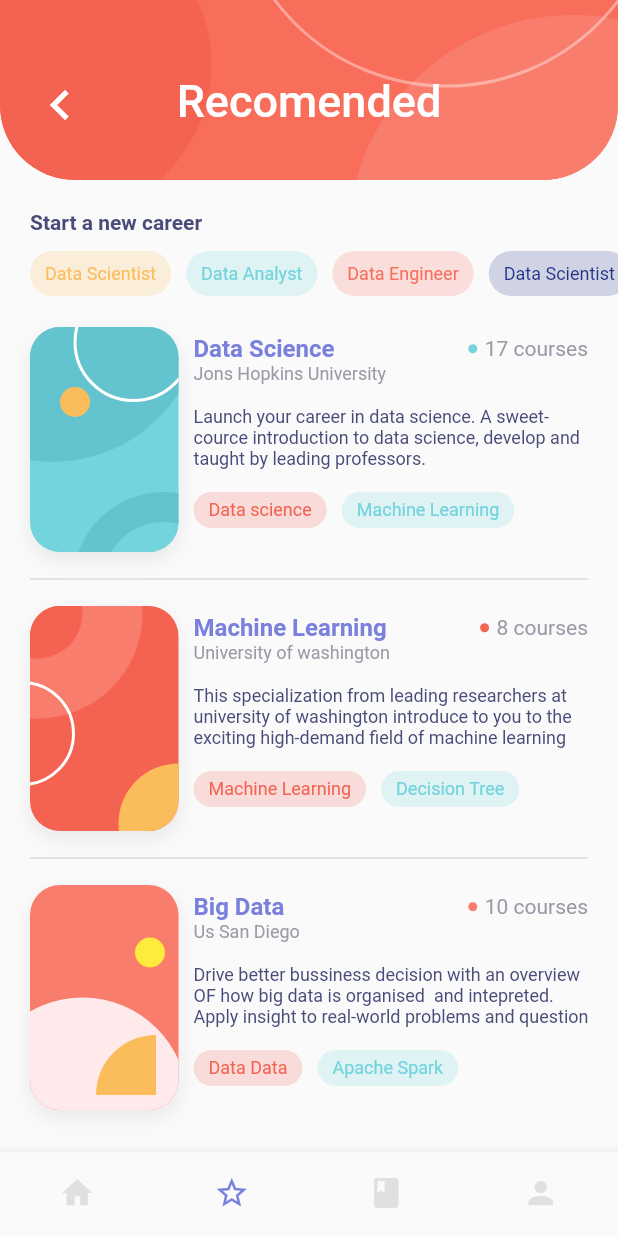
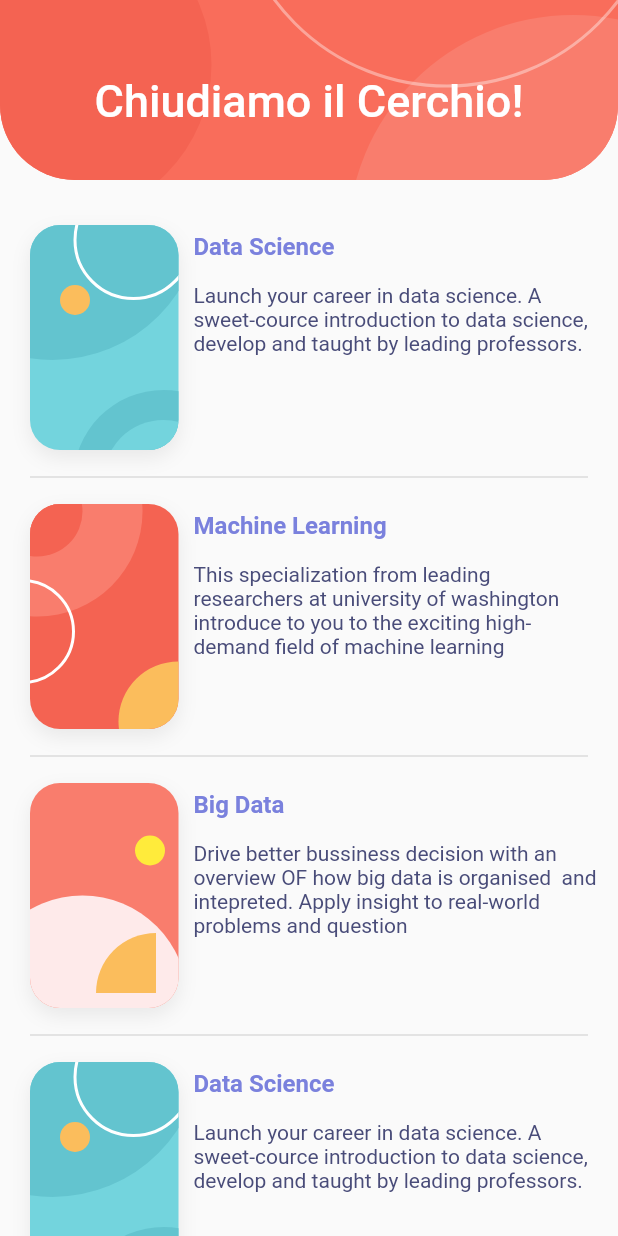
Before and after one commit to adic-umbria/chiudiamo-il-cerchio-flutter, a Flutter app: the screen it shows after launch, on a phone screen of 412 x 824 dp. Run offline on Flutter 3.47's test engine with Material 2 defaults, Android fonts, the phone set to English and light mode, and no system bars; our stand-ins replace equatable.

Commit message:
Integrate splitted widgets into the AppMain

```diff
--- a/lib/helpers/courseModel.dart
+++ /dev/null
@@ -1,45 +0,0 @@
-class CourseModel {
-  String name;
-  String description;
-  String university;
-  String noOfCource;
-  String tag1;
-  String tag2;
-
-  CourseModel(
-      {this.name,
-      this.description,
-      this.noOfCource,
-      this.university,
-      this.tag1,
-      this.tag2});
-}
-
-class CourseList {
-  static List<CourseModel> list = [
-    CourseModel(
-        name: "Data Science",
-        description:
-            "Launch your career in data science. A sweet-cource introduction to data science, develop and taught by leading professors.",
-        university: "Jons Hopkins University",
-        noOfCource: "17 courses",
-        tag1: "Data science",
-        tag2: "Machine Learning"),
-    CourseModel(
-        name: "Machine Learning",
-        description:
-            "This specialization from leading researchers at university of washington introduce to you to the exciting high-demand field of machine learning ",
-        university: "University of washington",
-        noOfCource: "8 courses",
-        tag1: "Machine Learning",
-        tag2: "Decision Tree"),
-    CourseModel(
-        name: "Big Data",
-        description:
-            "Drive better bussiness decision with an overview OF how big data is organised  and intepreted. Apply insight to real-world problems and question",
-        university: "Us San Diego",
-        noOfCource: "10 courses",
-        tag1: "Data Data",
-        tag2: "Apache Spark"),
-  ];
-}
--- /dev/null
+++ b/lib/helpers/pages_fixtures.dart
@@ -0,0 +1,36 @@
+import '../models/page.dart';
+
+class CourseList {
+  static List<Page> lists = [
+    Page(
+      title: "Data Science",
+      description:
+          "Launch your career in data science. A sweet-cource introduction to data science, develop and taught by leading professors.",
+    ),
+    Page(
+      title: "Machine Learning",
+      description:
+          "This specialization from leading researchers at university of washington introduce to you to the exciting high-demand field of machine learning ",
+    ),
+    Page(
+      title: "Big Data",
+      description:
+          "Drive better bussiness decision with an overview OF how big data is organised  and intepreted. Apply insight to real-world problems and question",
+    ),
+    Page(
+      title: "Data Science",
+      description:
+          "Launch your career in data science. A sweet-cource introduction to data science, develop and taught by leading professors.",
+    ),
+    Page(
+      title: "Machine Learning",
+      description:
+          "This specialization from leading researchers at university of washington introduce to you to the exciting high-demand field of machine learning ",
+    ),
+    Page(
+      title: "Big Data",
+      description:
+          "Drive better bussiness decision with an overview OF how big data is organised  and intepreted. Apply insight to real-world problems and question",
+    ),
+  ];
+}
--- a/lib/helpers/quad_clipper.dart
+++ /dev/null
@@ -1,14 +0,0 @@
-import 'package:flutter/material.dart';
-
-class QuadClipper extends CustomClipper<Rect> {
-  @override
-  Rect getClip(Size size) {
-    Rect rect = Rect.fromLTRB(0.0, 0.0, size.width / 2, size.height / 2);
-    return rect;
-  }
-
-  @override
-  bool shouldReclip(CustomClipper<Rect> oldClipper) {
-    return true;
-  }
-}
--- a/lib/main.dart
+++ b/lib/main.dart
@@ -1,4 +1,17 @@
-import 'package:chiudiamo_il_cerchio/screens/home.dart';
 import 'package:flutter/material.dart';
 
-void main() => runApp(HomeScreen());
+import './screens/home.dart';
+
+void main() => runApp(AppMain());
+
+class AppMain extends StatelessWidget {
+  @override
+  Widget build(BuildContext context) {
+    return MaterialApp(
+      title: 'Chiudiamo il cerchio!',
+      home: Scaffold(
+        body: HomeScreen(),
+      ),
+    );
+  }
+}
--- a/lib/screens/home.dart
+++ b/lib/screens/home.dart
@@ -1,12 +1,28 @@
-import 'package:chiudiamo_il_cerchio/screens/recomended_page.dart';
 import 'package:flutter/material.dart';
+
+import '../helpers/pages_fixtures.dart';
+import '../widgets/app_bar.dart';
+import '../widgets/page_list.dart';
 
 class HomeScreen extends StatelessWidget {
   @override
   Widget build(BuildContext context) {
-    return MaterialApp(
-      title: 'Chiudiamo il cerchio!',
-      home: RecomendedPage(),
+    return SingleChildScrollView(
+      child: Container(
+        child: Column(
+          children: <Widget>[
+            CustomAppBar(
+              title: "Chiudiamo il Cerchio!",
+              width: MediaQuery.of(context).size.width,
+            ),
+            SizedBox(height: 20),
+            PageList(
+              width: MediaQuery.of(context).size.width,
+              pages: CourseList.lists,
+            ),
+          ],
+        ),
+      ),
     );
   }
 }
--- a/lib/screens/recomended_page.dart
+++ /dev/null
@@ -1,360 +0,0 @@
-import 'package:chiudiamo_il_cerchio/screens/home.dart';
-import 'package:flutter/material.dart';
-
-import '../helpers/courseModel.dart';
-import '../helpers/quad_clipper.dart';
-import '../theme/color/light_color.dart';
-import '../theme/theme.dart';
-
-class RecomendedPage extends StatelessWidget {
-  RecomendedPage({Key key}) : super(key: key);
-
-  double width;
-
-  Widget _header(BuildContext context) {
-    var width = MediaQuery.of(context).size.width;
-    return ClipRRect(
-      borderRadius: BorderRadius.only(bottomLeft: Radius.circular(50), bottomRight: Radius.circular(50)),
-      child: Container(
-          height: 120,
-          width: width,
-          decoration: BoxDecoration(
-            color: LightColor.orange,
-          ),
-          child: Stack(
-            fit: StackFit.expand,
-            alignment: Alignment.center,
-            children: <Widget>[
-              Positioned(top: 10, right: -120, child: _circularContainer(300, LightColor.lightOrange2)),
-              Positioned(top: -60, left: -65, child: _circularContainer(width * .5, LightColor.darkOrange)),
-              Positioned(
-                  top: -230,
-                  right: -30,
-                  child: _circularContainer(width * .7, Colors.transparent, borderColor: Colors.white38)),
-              Positioned(
-                  top: 50,
-                  left: 0,
-                  child: Container(
-                      width: width,
-                      padding: EdgeInsets.symmetric(horizontal: 20),
-                      child: Stack(
-                        children: <Widget>[
-                          Icon(
-                            Icons.keyboard_arrow_left,
-                            color: Colors.white,
-                            size: 40,
-                          ),
-                          Align(
-                              alignment: Alignment.center,
-                              child: Text(
-                                "Recomended",
-                                style: TextStyle(color: Colors.white, fontSize: 30, fontWeight: FontWeight.w500),
-                              ))
-                        ],
-                      ))),
-            ],
-          )),
-    );
-  }
-
-  Widget _circularContainer(double height, Color color,
-      {Color borderColor = Colors.transparent, double borderWidth = 2}) {
-    return Container(
-      height: height,
-      width: height,
-      decoration: BoxDecoration(
-        shape: BoxShape.circle,
-        color: color,
-        border: Border.all(color: borderColor, width: borderWidth),
-      ),
-    );
-  }
-
-  Widget _categoryRow(String title) {
-    return Container(
-      // margin: EdgeInsets.symmetric(horizontal: 20),
-      height: 68,
-      child: Column(
-        crossAxisAlignment: CrossAxisAlignment.start,
-        mainAxisAlignment: MainAxisAlignment.spaceBetween,
-        children: <Widget>[
-          Padding(
-            padding: EdgeInsets.symmetric(horizontal: 20),
-            child: Text(
-              title,
-              style: TextStyle(color: LightColor.extraDarkPurple, fontWeight: FontWeight.bold),
-            ),
-          ),
-          SizedBox(
-            height: 10,
-          ),
-          Container(
-              width: width,
-              height: 30,
-              child: ListView(
-                scrollDirection: Axis.horizontal,
-                children: <Widget>[
-                  SizedBox(width: 20),
-                  _chip("Data Scientist", LightColor.yellow, height: 5),
-                  SizedBox(width: 10),
-                  _chip("Data Analyst", LightColor.seeBlue, height: 5),
-                  SizedBox(width: 10),
-                  _chip("Data Engineer", LightColor.orange, height: 5),
-                  SizedBox(width: 10),
-                  _chip("Data Scientist", LightColor.lightBlue, height: 5),
-                ],
-              )),
-          SizedBox(height: 10)
-        ],
-      ),
-    );
-  }
-
-  Widget _courseList() {
-    return SingleChildScrollView(
-      scrollDirection: Axis.vertical,
-      child: Container(
-        child: Column(
-          mainAxisAlignment: MainAxisAlignment.start,
-          children: <Widget>[
-            _courceInfo(CourseList.list[0], _decorationContainerA(Colors.redAccent, -110, -85),
-                background: LightColor.seeBlue),
-            Divider(
-              thickness: 1,
-              endIndent: 20,
-              indent: 20,
-            ),
-            _courceInfo(CourseList.list[1], _decorationContainerB(), background: LightColor.darkOrange),
-            Divider(
-              thickness: 1,
-              endIndent: 20,
-              indent: 20,
-            ),
-            _courceInfo(CourseList.list[2], _decorationContainerC(), background: LightColor.lightOrange2),
-          ],
-        ),
-      ),
-    );
-  }
-
-  Widget _card({Color primaryColor = Colors.redAccent, String imgPath, Widget backWidget}) {
-    return Container(
-        height: 190,
-        width: width * .34,
-        margin: EdgeInsets.symmetric(horizontal: 10, vertical: 10),
-        decoration: BoxDecoration(
-            color: primaryColor,
-            borderRadius: BorderRadius.all(Radius.circular(20)),
-            boxShadow: <BoxShadow>[BoxShadow(offset: Offset(0, 5), blurRadius: 10, color: Color(0x12000000))]),
-        child: ClipRRect(
-          borderRadius: BorderRadius.all(Radius.circular(20)),
-          child: backWidget,
-        ));
-  }
-
-  Widget _courceInfo(CourseModel model, Widget decoration, {Color background}) {
-    return Container(
-        height: 170,
-        width: width - 20,
-        child: Row(
-          children: <Widget>[
-            AspectRatio(
-              aspectRatio: .7,
-              child: _card(primaryColor: background, backWidget: decoration),
-            ),
-            Expanded(
-                child: Column(
-              crossAxisAlignment: CrossAxisAlignment.start,
-              children: <Widget>[
-                SizedBox(height: 15),
-                Container(
-                  child: Row(
-                    mainAxisSize: MainAxisSize.max,
-                    children: <Widget>[
-                      Expanded(
-                        child: Text(model.name,
-                            style: TextStyle(color: LightColor.purple, fontSize: 16, fontWeight: FontWeight.bold)),
-                      ),
-                      CircleAvatar(
-                        radius: 3,
-                        backgroundColor: background,
-                      ),
-                      SizedBox(
-                        width: 5,
-                      ),
-                      Text(model.noOfCource,
-                          style: TextStyle(
-                            color: LightColor.grey,
-                            fontSize: 14,
-                          )),
-                      SizedBox(width: 10)
-                    ],
-                  ),
-                ),
-                Text(model.university,
-                    style: AppTheme.h6Style.copyWith(
-                      fontSize: 12,
-                      color: LightColor.grey,
-                    )),
-                SizedBox(height: 15),
-                Text(model.description,
-                    style: AppTheme.h6Style.copyWith(fontSize: 12, color: LightColor.extraDarkPurple)),
-                SizedBox(height: 15),
-                Row(
-                  children: <Widget>[
-                    _chip(model.tag1, LightColor.darkOrange, height: 5),
-                    SizedBox(
-                      width: 10,
-                    ),
-                    _chip(model.tag2, LightColor.seeBlue, height: 5),
-                  ],
-                )
-              ],
-            ))
-          ],
-        ));
-  }
-
-  Widget _chip(String text, Color textColor, {double height = 0, bool isPrimaryCard = false}) {
-    return Container(
-      alignment: Alignment.center,
-      padding: EdgeInsets.symmetric(horizontal: 10, vertical: height),
-      decoration: BoxDecoration(
-        borderRadius: BorderRadius.all(Radius.circular(15)),
-        color: textColor.withAlpha(isPrimaryCard ? 200 : 50),
-      ),
-      child: Text(
-        text,
-        style: TextStyle(color: isPrimaryCard ? Colors.white : textColor, fontSize: 12),
-      ),
-    );
-  }
-
-  Widget _decorationContainerA(Color primaryColor, double top, double left) {
-    return Stack(
-      children: <Widget>[
-        Positioned(
-          top: top,
-          left: left,
-          child: CircleAvatar(
-            radius: 100,
-            backgroundColor: LightColor.darkseeBlue,
-          ),
-        ),
-        _smallContainer(LightColor.yellow, 40, 20),
-        Positioned(
-          top: -30,
-          right: -10,
-          child: _circularContainer(80, Colors.transparent, borderColor: Colors.white),
-        ),
-        Positioned(
-          top: 110,
-          right: -50,
-          child: CircleAvatar(
-            radius: 60,
-            backgroundColor: LightColor.darkseeBlue,
-            child: CircleAvatar(radius: 40, backgroundColor: LightColor.seeBlue),
-          ),
-        ),
-      ],
-    );
-  }
-
-  Widget _decorationContainerB() {
-    return Stack(
-      children: <Widget>[
-        Positioned(
-          top: -65,
-          left: -65,
-          child: CircleAvatar(
-            radius: 70,
-            backgroundColor: LightColor.lightOrange2,
-            child: CircleAvatar(radius: 30, backgroundColor: LightColor.darkOrange),
-          ),
-        ),
-        Positioned(bottom: -35, right: -40, child: CircleAvatar(backgroundColor: LightColor.yellow, radius: 40)),
-        Positioned(
-          top: 50,
-          left: -40,
-          child: _circularContainer(70, Colors.transparent, borderColor: Colors.white),
-        ),
-      ],
-    );
-  }
-
-  Widget _decorationContainerC() {
-    return Stack(
-      children: <Widget>[
-        Positioned(
-          bottom: -65,
-          left: -35,
-          child: CircleAvatar(
-            radius: 70,
-            backgroundColor: Color(0xfffeeaea),
-          ),
-        ),
-        Positioned(
-            bottom: -30,
-            right: -25,
-            child:
-                ClipRect(clipper: QuadClipper(), child: CircleAvatar(backgroundColor: LightColor.yellow, radius: 40))),
-        _smallContainer(
-          Colors.yellow,
-          35,
-          70,
-        ),
-      ],
-    );
-  }
-
-  Positioned _smallContainer(Color primaryColor, double top, double left, {double radius = 10}) {
-    return Positioned(
-        top: top,
-        left: left,
-        child: CircleAvatar(
-          radius: radius,
-          backgroundColor: primaryColor.withAlpha(255),
-        ));
-  }
-
-  BottomNavigationBarItem _bottomIcons(IconData icon) {
-    return BottomNavigationBarItem(
-        //  backgroundColor: Colors.blue,
-        icon: Icon(icon),
-        title: Text(""));
-  }
-
-  @override
-  Widget build(BuildContext context) {
-    width = MediaQuery.of(context).size.width;
-    return Scaffold(
-        bottomNavigationBar: BottomNavigationBar(
-          showSelectedLabels: false,
-          showUnselectedLabels: false,
-          selectedItemColor: LightColor.purple,
-          unselectedItemColor: Colors.grey.shade300,
-          type: BottomNavigationBarType.fixed,
-          currentIndex: 1,
-          items: [
-            _bottomIcons(Icons.home),
-            _bottomIcons(Icons.star_border),
-            _bottomIcons(Icons.book),
-            _bottomIcons(Icons.person),
-          ],
-          onTap: (index) {
-            Navigator.pushReplacement(context, MaterialPageRoute(builder: (context) => HomeScreen()));
-          },
-        ),
-        body: SingleChildScrollView(
-            child: Container(
-          child: Column(
-            children: <Widget>[
-              _header(context),
-              SizedBox(height: 20),
-              _categoryRow("Start a new career"),
-              _courseList()
-            ],
-          ),
-        )));
-  }
-}
--- a/lib/widgets/app_bar.dart
+++ b/lib/widgets/app_bar.dart
@@ -4,7 +4,6 @@ import 'package:flutter/material.dart';
 import './background_circle.dart';
 
 class CustomAppBar extends StatelessWidget {
-  // MediaQuery.of(context).size.width
   final String title;
   final double width;
 
```
